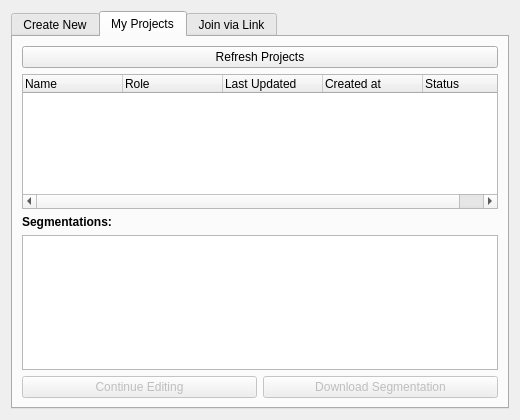
Old version of the form CollaborativeSegmentation/Resources/UI/CollaborativeSegmentation.ui in the repository pka420/SlicerConnect.
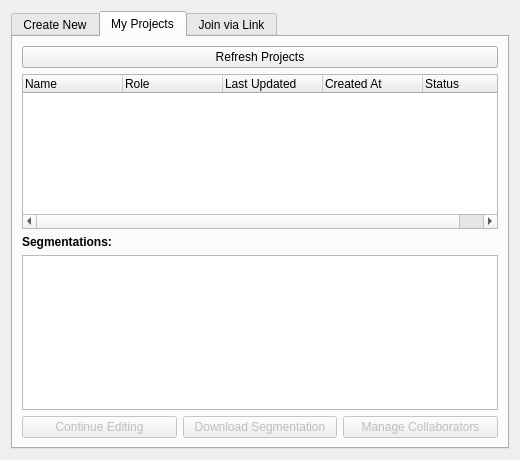
New version of the form. The open tabs and pages were chosen to show the change.

Commit message: Added RBAC stuff to this module

The edit to the form file:
```diff
--- a/CollaborativeSegmentation/Resources/UI/CollaborativeSegmentation.ui
+++ b/CollaborativeSegmentation/Resources/UI/CollaborativeSegmentation.ui
@@ -7,7 +7,7 @@
     <x>0</x>
     <y>0</y>
     <width>520</width>
-    <height>420</height>
+    <height>460</height>
    </rect>
   </property>
   <property name="windowTitle">
@@ -89,7 +89,7 @@
          </column>
          <column>
           <property name="text">
-           <string>Created at</string>
+           <string>Created At</string>
           </property>
          </column>
          <column>
@@ -141,6 +141,16 @@
            </property>
           </widget>
          </item>
+         <item>
+          <widget class="QPushButton" name="manageCollabButton">
+           <property name="enabled">
+            <bool>false</bool>
+           </property>
+           <property name="text">
+            <string>Manage Collaborators</string>
+           </property>
+          </widget>
+         </item>
         </layout>
        </item>
       </layout>
```
Left out of the diff: 4 changed lines with no effect on the pictures. The commit also changes 2 other files.
